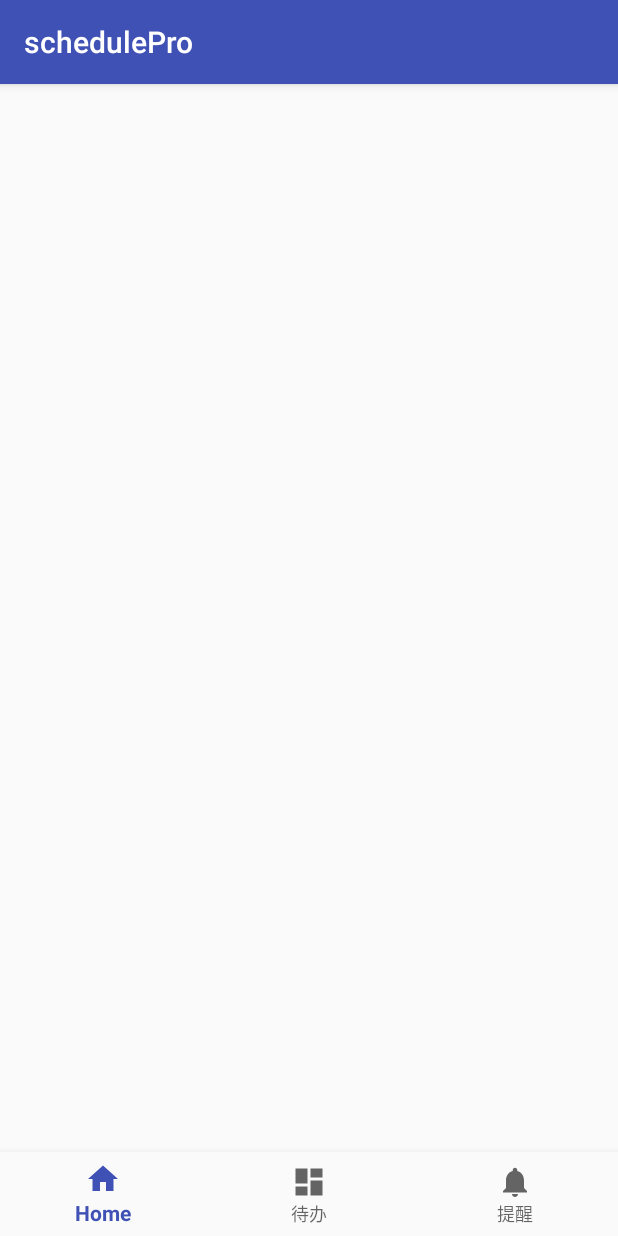
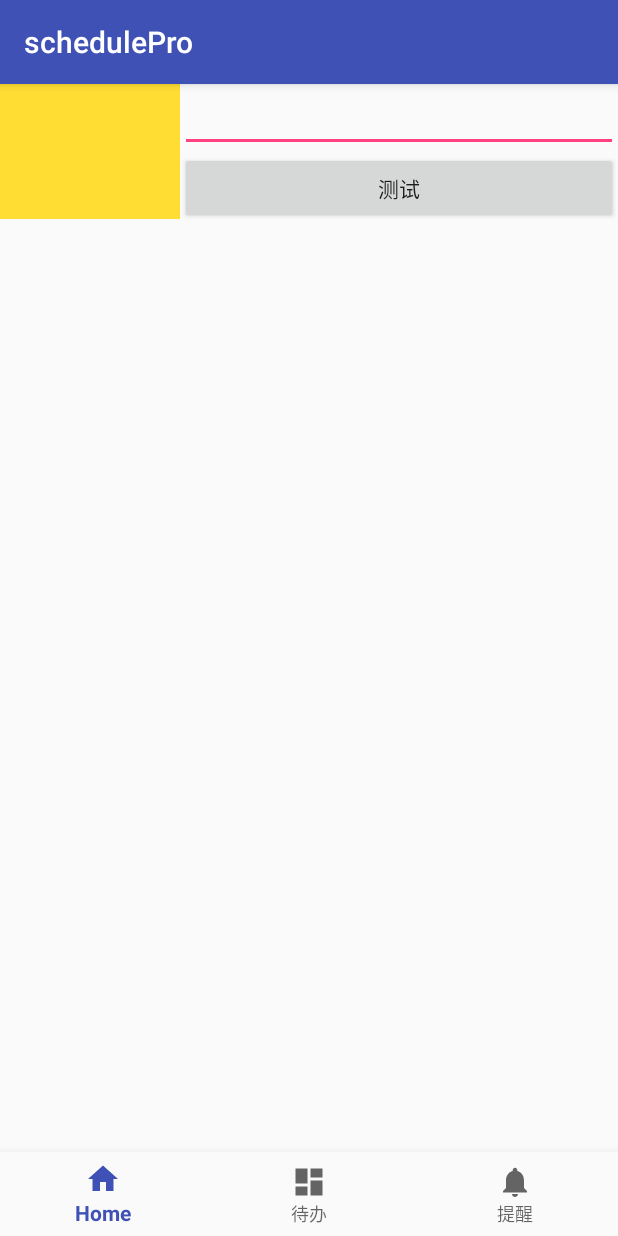
Before and after one commit to chenkksho/schedulePro, an Android app: the screen it shows after launch (MainActivity), on a phone screen of 412 x 824 dp. Run offline under Robolectric (Android 15) with nearby library versions, the phone set to English and light mode, and no system bars.

Commit message:
增加了一个button和一个text

```diff
--- a/app/src/main/java/com/example/schedulepro/schedulepro/MainActivity.java
+++ b/app/src/main/java/com/example/schedulepro/schedulepro/MainActivity.java
@@ -6,6 +6,8 @@ import android.support.design.widget.BottomNavigationView;
 import android.support.v7.app.AppCompatActivity;
 import android.util.Log;
 import android.view.MenuItem;
+import android.view.View;
+import android.widget.Button;
 import android.widget.TextView;
 
 import org.apache.http.client.HttpClient;
@@ -16,6 +18,7 @@ import org.apache.http.util.EntityUtils;
 
 import android.os.Handler;
 import android.os.Message;
+import android.widget.Toast;
 
 import java.util.function.Function;
 
@@ -23,12 +26,14 @@ public class MainActivity extends AppCompatActivity {
 
     private TextView mTextMessage;
     private int index = 0;
+    private String userName = "";
     private final BottomNavigationView.OnNavigationItemSelectedListener mOnNavigationItemSelectedListener
             = new BottomNavigationView.OnNavigationItemSelectedListener() {
 
         @Override
         public boolean onNavigationItemSelected(@NonNull MenuItem item) {
-            mTextMessage.setText("加载数据ing...");
+
+            mTextMessage.setText(String.format("加载%s数据ing...",item.getTitle()));
             thead.start();
             //
             return true;
@@ -42,8 +47,11 @@ public class MainActivity extends AppCompatActivity {
     private Thread thead = new Thread(new Runnable() {
         @Override
         public void run() {
+            if(userName==""){
+                return;
+            }
             // 使用GET方法发送请求,需要把参数加在URL后面，用？连接，参数之间用&分隔
-            String url = "http://www.superps.cn:1337/com/hello?孟光";
+            String url = "http://www.superps.cn:1337/com/hello?" + userName;
 
             // 生成请求对象
             HttpGet httpGet = new HttpGet(url);
@@ -51,20 +59,14 @@ public class MainActivity extends AppCompatActivity {
 
             // 发送请求
             try {
-
                 HttpResponse response = httpClient.execute(httpGet);
                 final String result = EntityUtils.toString(response.getEntity(), "utf-8");
                 MainActivity.this.runOnUiThread(new Runnable() {
                     @Override
                     public void run() {
-                        mTextMessage.setText(result + "--" + (index++));
+                        mTextMessage.setText(result);
                     }
                 });
-                //Message msg = new Message();
-                //msg.obj = result + "--" + (index++);
-                //thead.sleep(1000);
-                //handler.handleMessage(msg);
-
             } catch (Exception e) {
                 e.printStackTrace();
             }
@@ -77,13 +79,19 @@ public class MainActivity extends AppCompatActivity {
         setContentView(R.layout.activity_main);
 
         mTextMessage = (TextView) findViewById(R.id.message);
-        //MainActivity.this.runOnUiThread(thead);
         thead.start();
         BottomNavigationView navigation = (BottomNavigationView) findViewById(R.id.navigation);
-//        int id=navigation.getMenu().
-//        MenuItem item= (MenuItem)findViewById(id);
-//        mTextMessage.setText(id+"");
         navigation.setOnNavigationItemSelectedListener(mOnNavigationItemSelectedListener);
+        Button btnCommit = (Button) findViewById(R.id.commit);
+        btnCommit.setOnClickListener(new View.OnClickListener() {
+            @Override
+            public void onClick(View view) {
+                //Toast.makeText(MainActivity.this,"asd",Toast.LENGTH_LONG).show();
+                TextView txtUsr = (TextView) findViewById(R.id.txt);
+                MainActivity.this.userName = txtUsr.getText().toString();
+                thead.start();
+            }
+        });
     }
 
 }
--- a/app/src/main/res/layout/activity_main.xml
+++ b/app/src/main/res/layout/activity_main.xml
@@ -7,15 +7,34 @@
     android:layout_height="match_parent"
     tools:context=".MainActivity">
 
+    <EditText
+        android:id="@+id/txt"
+        android:layout_width="0dp"
+        android:layout_height="wrap_content"
+        android:text=""
+        app:layout_constraintRight_toRightOf="parent"
+        app:layout_constraintTop_toTopOf="parent"
+        app:layout_constraintBottom_toTopOf="@id/commit"
+        app:layout_constraintLeft_toRightOf="@id/message" />
+
+    <Button
+        android:id="@+id/commit"
+        android:layout_width="0dp"
+        android:layout_height="wrap_content"
+        android:text="测试"
+        app:layout_constraintLeft_toRightOf="@id/message"
+        app:layout_constraintTop_toBottomOf="@id/txt"
+        app:layout_constraintRight_toRightOf="parent"/>
 
     <TextView
         android:id="@+id/message"
-        android:layout_width="fill_parent"
-        android:layout_height="wrap_content"
+        android:layout_width="120dp"
+        android:layout_height="90dp"
+        android:layout_marginStart="@dimen/activity_horizontal_margin"
         android:layout_marginLeft="@dimen/activity_horizontal_margin"
-        android:layout_marginStart="@dimen/activity_horizontal_margin"
         android:layout_marginTop="@dimen/activity_vertical_margin"
-        ></TextView>
+        android:background="#fd3"
+        app:layout_constraintHorizontal_weight="1"></TextView>
     <!--app:layout_constraintLeft_toLeftOf="parent"-->
     <!--app:layout_constraintTop_toTopOf="parent"-->
     <!--app:layout_constraintHorizontal_weight="1"/>-->
@@ -35,8 +54,8 @@
         android:id="@+id/navigation"
         android:layout_width="0dp"
         android:layout_height="wrap_content"
+        android:layout_marginStart="0dp"
         android:layout_marginEnd="0dp"
-        android:layout_marginStart="0dp"
         android:background="?android:attr/windowBackground"
         app:layout_constraintBottom_toBottomOf="parent"
         app:layout_constraintLeft_toLeftOf="parent"
```
Lines whose indentation alone changed are shown as unchanged.
